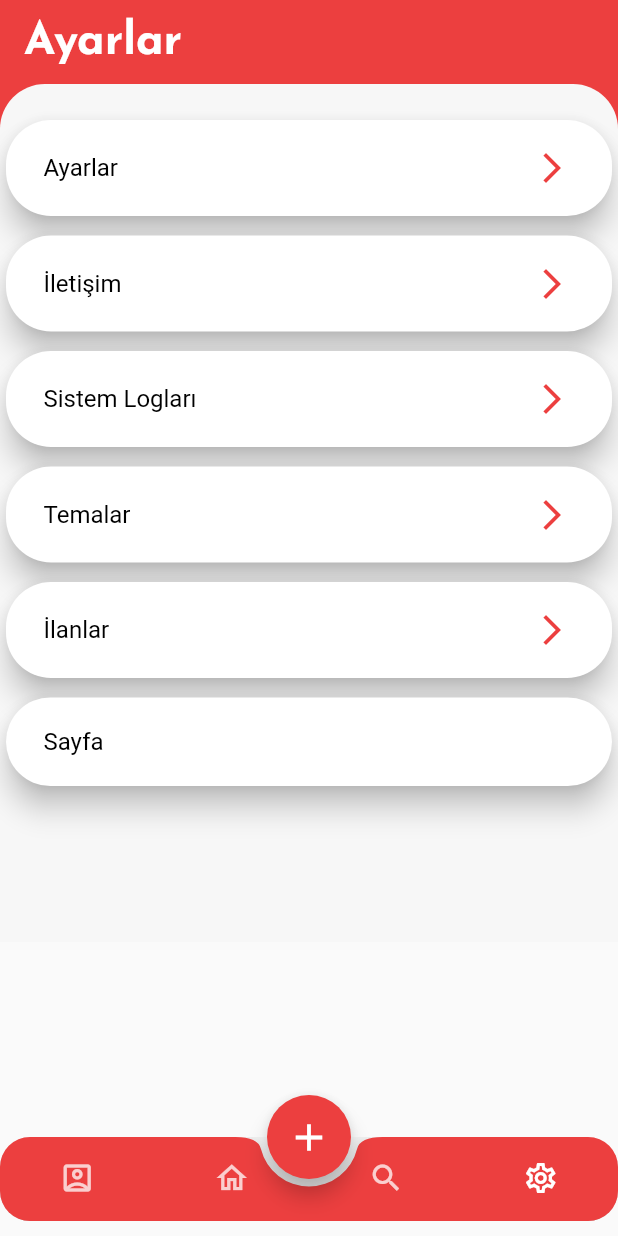
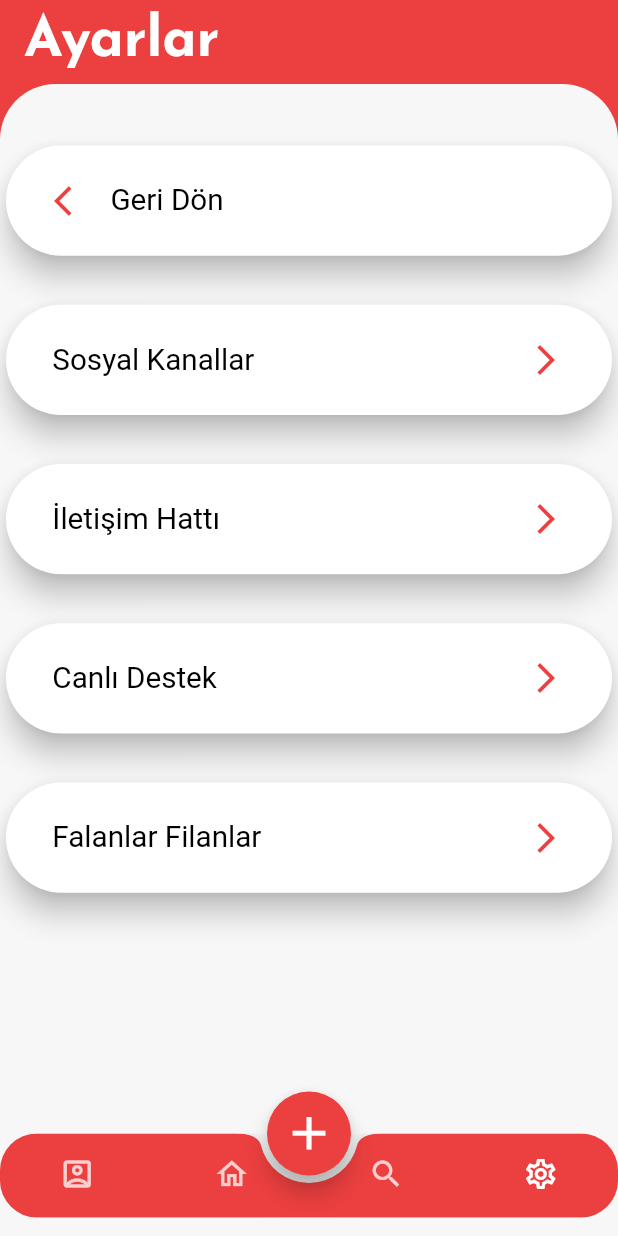
Before and after one commit to ketvolkan/Flutter-Stajerimi-Bul-App, a Flutter app: the screen it shows after launch, item 4 of the bottom bar chosen, after a tap on "İletişim", on a phone screen of 412 x 824 dp. Run offline on Flutter 3.47's test engine with Material 2 defaults, Android fonts, the phone set to English and light mode, and no system bars; our stand-ins replace get, google_fonts; network calls fail.

Commit message:
Ayarlar penceresinde butonlar dinamik yapıldı

```diff
--- a/lib/app/modules/app/views/home_management/home_management_view.dart
+++ b/lib/app/modules/app/views/home_management/home_management_view.dart
@@ -32,11 +32,9 @@ class HomeManagementView extends GetView<HomeManagementController> {
         unSelectedItemColor: Get.theme.appBarTheme.titleTextStyle!.color!.withOpacity(0.75),
       );
   CustomAppBar get _buildAppBar => CustomAppBar(
-        title: Text(
+        title: const Text(
           AppConstants.homeAppBar,
-          style: AppTextStyle.appBarTextStyle,
         ),
-        centerTitle: true,
         showLeadingBackIcon: false,
         onLeadingPressed: () {},
         actions: const [],
--- a/lib/app/modules/app/views/profile_management/profile_management_view.dart
+++ b/lib/app/modules/app/views/profile_management/profile_management_view.dart
@@ -31,9 +31,8 @@ class ProfileManagementView extends GetView<ProfileManagementView> {
         unSelectedItemColor: Get.theme.appBarTheme.titleTextStyle!.color!.withOpacity(0.75),
       );
   CustomAppBar get _buildAppBar => CustomAppBar(
-        title: Text(
+        title: const Text(
           AppConstants.profileAppBar,
-          style: AppTextStyle.appBarTextStyle,
         ),
         showLeadingBackIcon: false,
         onLeadingPressed: () {},
--- a/lib/app/modules/app/views/search_managment/search_management_view.dart
+++ b/lib/app/modules/app/views/search_managment/search_management_view.dart
@@ -1,5 +1,7 @@
 import 'package:flutter/material.dart';
 import 'package:get/get.dart';
+import 'package:stajyerimibul/app/modules/common/widgets/buttons/custom_icon_button.dart';
+import 'package:stajyerimibul/core/variables/icons.dart';
 
 import '../../../../../core/constants/app_constants.dart';
 import '../../../../../core/utils/utils.dart';
@@ -109,13 +111,14 @@ class SearchManagementView extends GetView<SearchManagementController> {
         unSelectedItemColor: Get.theme.appBarTheme.titleTextStyle!.color!.withOpacity(0.75),
       );
   CustomAppBar get _buildAppBar => CustomAppBar(
-        title: Text(
+        title: const Text(
           AppConstants.searchAppBar,
-          style: AppTextStyle.appBarTextStyle,
         ),
-        centerTitle: true,
         showLeadingBackIcon: false,
         onLeadingPressed: () {},
-        actions: const [],
+        actions: [filterButton],
+      );
+  CustomIconButton get filterButton => const CustomIconButton(
+        icon: AppIcons.appBarFilterIcon,
       );
 }
--- /dev/null
+++ b/lib/app/modules/app/views/setting_management/menu_buttons/menu_button.dart
@@ -0,0 +1,34 @@
+import 'package:flutter/material.dart';
+import 'package:get/get.dart';
+import 'package:stajyerimibul/app/modules/app/views/setting_management/menu_buttons/menu_enum.dart';
+import 'package:stajyerimibul/app/modules/app/views/setting_management/setting_management_controller.dart';
+import 'package:stajyerimibul/app/modules/common/widgets/cards/basic_card.dart';
+
+class MenuButton extends StatelessWidget {
+  final String title;
+  final MenuEnums? menuReferance;
+  final String? pageReferance;
+  final bool onLeading;
+  final bool isBack;
+  MenuButton({
+    Key? key,
+    required this.title,
+    this.pageReferance,
+    this.onLeading = true,
+    this.menuReferance,
+    this.isBack = false,
+  }) : super(key: key);
+  SettingManagementController settingManagementController = Get.find<SettingManagementController>();
+  @override
+  Widget build(BuildContext context) {
+    return BasicCard(
+      title: title,
+      backArrow: isBack,
+      onTap: () {
+        if (pageReferance != null) Get.toNamed(pageReferance!);
+        if (menuReferance != null) settingManagementController.selectedMenuListName = menuReferance!;
+      },
+      goToCardDescription: onLeading,
+    );
+  }
+}
--- /dev/null
+++ b/lib/app/modules/app/views/setting_management/menu_buttons/menu_enum.dart
@@ -0,0 +1,58 @@
+import 'package:stajyerimibul/app/modules/app/views/setting_management/menu_buttons/menu_button.dart';
+
+enum MenuEnums {
+  Base, //? Başlangıç
+  Setting, //? Ayarlar
+  Contact, //? İletişim
+}
+
+//? Ayarlardaki Sayfalara Giden Butonlar Burdan Ayarlanır(Giticeği sayfa,açıcağı buton grubu vb)
+class MenuList {
+  static List<MenuButton> getCurrentMenuItem(MenuEnums menuEnums) {
+    List<MenuButton> currentMenuItems = [];
+    switch (menuEnums) {
+      //? Ayarlar ilk açıldığında çıkan Menu grubu
+      case MenuEnums.Base:
+        currentMenuItems = <MenuButton>[
+          MenuButton(
+            title: "İletişim",
+            menuReferance: MenuEnums.Contact,
+          ),
+          MenuButton(
+            title: "Ayarlar",
+            menuReferance: MenuEnums.Setting,
+          ),
+        ];
+        break;
+      case MenuEnums.Setting:
+        currentMenuItems = <MenuButton>[
+          MenuButton(
+            title: "Geri Dön",
+            onLeading: false,
+            menuReferance: MenuEnums.Base,
+            isBack: true,
+          ),
+          MenuButton(title: "Tema Ayarları"),
+          MenuButton(title: "Uygulama Ayarları"),
+          MenuButton(title: "Profil Ayarları"),
+        ];
+        break;
+      case MenuEnums.Contact:
+        currentMenuItems = <MenuButton>[
+          MenuButton(
+            title: "Geri Dön",
+            onLeading: false,
+            menuReferance: MenuEnums.Base,
+            isBack: true,
+          ),
+          MenuButton(title: "Sosyal Kanallar"),
+          MenuButton(title: "İletişim Hattı"),
+          MenuButton(title: "Canlı Destek"),
+          MenuButton(title: "Falanlar Filanlar"),
+        ];
+        break;
+      default:
+    }
+    return currentMenuItems;
+  }
+}
--- a/lib/app/modules/app/views/setting_management/setting_management_controller.dart
+++ b/lib/app/modules/app/views/setting_management/setting_management_controller.dart
@@ -1,3 +1,30 @@
 import 'package:get/get.dart';
 
-class SettingManagementController extends GetxController {}
+import 'menu_buttons/menu_button.dart';
+import 'menu_buttons/menu_enum.dart';
+
+class SettingManagementController extends GetxController {
+  final Rx<MenuEnums> _selectedMenuListName = MenuEnums.Base.obs;
+  MenuEnums get selectedMenuListName => _selectedMenuListName.value;
+  set selectedMenuListName(MenuEnums val) => _selectedMenuListName.value = val;
+
+  final RxList<MenuButton> _selectedMenuItems = RxList<MenuButton>([]);
+  List<MenuButton> get selectedMenuItems => _selectedMenuItems;
+  set selectedMenuItems(List<MenuButton> val) => _selectedMenuItems.value = val;
+
+  @override
+  void onInit() {
+    ever(_selectedMenuListName, (MenuEnums value) {
+      selectedMenuItems = MenuList.getCurrentMenuItem(selectedMenuListName);
+      _selectedMenuItems.refresh();
+    });
+
+    super.onInit();
+  }
+
+  @override
+  void onReady() {
+    super.onReady();
+    selectedMenuItems = MenuList.getCurrentMenuItem(selectedMenuListName);
+  }
+}
--- a/lib/app/modules/app/views/setting_management/setting_management_view.dart
+++ b/lib/app/modules/app/views/setting_management/setting_management_view.dart
@@ -6,7 +6,6 @@ import '../../../../../core/utils/utils.dart';
 import '../../../common/widgets/appBar/custom_app_bar.dart';
 import '../../../common/widgets/body/custom_body.dart';
 import '../../../common/widgets/bottomNavigationBar/custom_botton_navigation_bar.dart';
-import '../../../common/widgets/cards/basic_card.dart';
 import '../../../common/widgets/fabButton/CustomFloatingActionButton.dart';
 import '../../../common/widgets/scaffold/custom_scaffold.dart';
 import 'setting_management_controller.dart';
@@ -19,60 +18,15 @@ class SettingManagementView extends GetView<SettingManagementController> {
     return CustomScaffold(
       appBar: _buildAppBar,
       body: CustomBody(
-        child: SingleChildScrollView(
-          child: Column(
-            children: [
-              SizedBox(
-                height: Utils.highPadding,
-              ),
-              BasicCard(
-                title: "Ayarlar",
-                goToCardDescription: true,
-                onTap: () {},
-              ),
-              SizedBox(
-                height: Utils.lowPadding,
-              ),
-              BasicCard(
-                title: "İletişim",
-                goToCardDescription: true,
-                onTap: () {},
-              ),
-              SizedBox(
-                height: Utils.lowPadding,
-              ),
-              BasicCard(
-                title: "Sistem Logları",
-                goToCardDescription: true,
-                onTap: () {},
-              ),
-              SizedBox(
-                height: Utils.lowPadding,
-              ),
-              BasicCard(
-                title: "Temalar",
-                goToCardDescription: true,
-                onTap: () {},
-              ),
-              SizedBox(
-                height: Utils.lowPadding,
-              ),
-              BasicCard(
-                title: "İlanlar",
-                goToCardDescription: true,
-                onTap: () {},
-              ),
-              SizedBox(
-                height: Utils.lowPadding,
-              ),
-              BasicCard(
-                title: "Sayfa",
-                onTap: () {},
-              ),
-              SizedBox(
-                height: Utils.veryVeryHighPadding,
-              ),
-            ],
+        child: Obx(
+          () => ListView.separated(
+            itemBuilder: (context, index) {
+              return index == 0 ? SizedBox(height: Utils.normalPadding) : controller.selectedMenuItems[index - 1];
+            },
+            separatorBuilder: (context, index) {
+              return SizedBox(height: Utils.highPadding);
+            },
+            itemCount: controller.selectedMenuItems.length + 1,
           ),
         ),
       ),
@@ -88,9 +42,8 @@ class SettingManagementView extends GetView<SettingManagementController> {
         unSelectedItemColor: Get.theme.appBarTheme.titleTextStyle!.color!.withOpacity(0.75),
       );
   CustomAppBar get _buildAppBar => CustomAppBar(
-        title: Text(
+        title: const Text(
           AppConstants.settingAppBar,
-          style: AppTextStyle.appBarTextStyle,
         ),
         showLeadingBackIcon: false,
         onLeadingPressed: () {},
--- a/lib/app/modules/common/widgets/bottomNavigationBar/custom_botton_navigation_bar.dart
+++ b/lib/app/modules/common/widgets/bottomNavigationBar/custom_botton_navigation_bar.dart
@@ -6,9 +6,14 @@ import '../../../../../core/utils/utils.dart';
 import '../../../../../core/variables/icons.dart';
 
 class CustomNavigationBar extends StatelessWidget implements PreferredSizeWidget {
-  const CustomNavigationBar(
-      {Key? key, required this.currentIndex, this.backgroundColor, this.selectedItemColor, this.unSelectedItemColor, this.onTap})
-      : super(key: key);
+  const CustomNavigationBar({
+    Key? key,
+    required this.currentIndex,
+    this.backgroundColor,
+    this.selectedItemColor,
+    this.unSelectedItemColor,
+    this.onTap,
+  }) : super(key: key);
   final int currentIndex;
   final Function(int)? onTap;
 
--- a/lib/app/modules/common/widgets/cards/basic_card.dart
+++ b/lib/app/modules/common/widgets/cards/basic_card.dart
@@ -2,6 +2,7 @@ import 'package:flutter/material.dart';
 import 'package:get/get.dart';
 
 import '../../../../../core/utils/utils.dart';
+import '../../../../../core/variables/style.dart';
 
 class BasicCard extends StatelessWidget {
   final String title;
@@ -10,7 +11,7 @@ class BasicCard extends StatelessWidget {
   final DateTime? createdAt;
   final bool goToCardDescription;
   final Widget? profileImage;
-
+  final bool backArrow;
   final Function()? onTap;
 
   const BasicCard({
@@ -22,6 +23,7 @@ class BasicCard extends StatelessWidget {
     this.onTap,
     this.goToCardDescription = false,
     this.profileImage,
+    this.backArrow = false,
   }) : super(key: key);
 
   @override
@@ -40,6 +42,9 @@ class BasicCard extends StatelessWidget {
               child: Row(
                 mainAxisAlignment: MainAxisAlignment.spaceBetween,
                 children: [
+                  backArrow
+                      ? Expanded(flex: 1, child: Icon(Icons.arrow_back_ios, color: Get.theme.primaryColor))
+                      : const SizedBox(),
                   profileImage != null ? Expanded(flex: 1, child: profileImage!) : const SizedBox(),
                   SizedBox(width: Utils.lowPadding),
                   Expanded(
--- a/lib/app/modules/common/widgets/fabButton/CustomFloatingActionButton.dart
+++ b/lib/app/modules/common/widgets/fabButton/CustomFloatingActionButton.dart
@@ -1,7 +1,8 @@
 import 'package:flutter/material.dart';
 import 'package:get/get.dart';
-import 'package:stajyerimibul/core/utils/utils.dart';
-import 'package:stajyerimibul/core/variables/icons.dart';
+
+import '../../../../../core/utils/utils.dart';
+import '../../../../../core/variables/icons.dart';
 
 class CustomFloatingActionButton extends StatelessWidget {
   final Function()? onPressed;
--- a/lib/app/theme/app_theme.dart
+++ b/lib/app/theme/app_theme.dart
@@ -1,19 +1,17 @@
 import 'package:flutter/material.dart';
 import 'package:flutter/services.dart';
-import 'package:stajyerimibul/core/variables/color.dart';
+import 'package:stajyerimibul/core/variables/style.dart';
+
+import '../../core/variables/color.dart';
 
 final ThemeData lightTheme = ThemeData.light().copyWith(
-    iconTheme: const IconThemeData().copyWith(
-      color: AppColor.iconColor,
-    ),
+    iconTheme: const IconThemeData().copyWith(color: AppColor.iconColor),
     primaryColorDark: AppColor.cardColor,
     floatingActionButtonTheme: const FloatingActionButtonThemeData().copyWith(backgroundColor: AppColor.fabButtonColor),
-    appBarTheme: const AppBarTheme(
+    appBarTheme: AppBarTheme(
       systemOverlayStyle: SystemUiOverlayStyle.light,
       centerTitle: true,
-      titleTextStyle: TextStyle(
-        color: AppColor.bottomNavBarItemColor,
-      ),
+      titleTextStyle: AppTextStyle.appBarTextStyle.copyWith(color: AppColor.bottomNavBarItemColor),
       backgroundColor: Colors.transparent,
       elevation: 0,
     ),
@@ -22,19 +20,15 @@ final ThemeData lightTheme = ThemeData.light().copyWith(
 
 //TODO Dark Tema Tasarlanıcak
 final ThemeData darkTheme = ThemeData.dark().copyWith(
-    iconTheme: const IconThemeData().copyWith(
-      color: AppColor.iconColorDark,
-    ),
+    iconTheme: const IconThemeData().copyWith(color: AppColor.iconColorDark),
     primaryColorDark: AppColor.cardColorDark,
     floatingActionButtonTheme: const FloatingActionButtonThemeData().copyWith(
       backgroundColor: AppColor.fabButtonColorDark,
     ),
-    appBarTheme: const AppBarTheme(
+    appBarTheme: AppBarTheme(
       systemOverlayStyle: SystemUiOverlayStyle.light,
       centerTitle: true,
-      titleTextStyle: TextStyle(
-        color: AppColor.bottomNavBarItemColor,
-      ),
+      titleTextStyle: AppTextStyle.appBarTextStyle.copyWith(color: AppColor.bottomNavBarItemColor),
       backgroundColor: Colors.transparent,
       elevation: 0,
     ),
--- a/lib/core/constants/app_constants.dart
+++ b/lib/core/constants/app_constants.dart
@@ -1,20 +1,14 @@
 class AppConstants {
-  static const String appTitle = "Stajerimi Bul";
+  //? Conf
+  static const String appTitle = "Stajyerimi Bul";
 
+  //? AppBar
   static const String profileAppBar = "Profil";
   static const String searchAppBar = "İlan Ara";
-  static const String homeAppBar = "Stajerimi Bul";
+  static const String homeAppBar = "Stajyerimi Bul";
   static const String settingAppBar = "Ayarlar";
 
-  static const String textButtonText = "Kaydet";
-  static const String elevetadButtonText = "Data";
-  static const String outlinedButtonText = "Outline";
-  static const String inkwellButtonText = "InkWell";
-
-  static const String welcomeText = "Welcome Learn";
-
-  static const String siteTitle = "Stajyerimi Bul";
-
+  //? BottomNavBar Label
   static const String bottomNavigationBarHome = "Home";
   static const String bottomNavigationBarAccount = "Account";
   static const String bottomNavigationBarSetting = "Setting";
--- a/lib/core/utils/utils.dart
+++ b/lib/core/utils/utils.dart
@@ -1,64 +1,40 @@
 import 'package:flutter/widgets.dart';
 import 'package:get/get.dart';
-import 'package:google_fonts/google_fonts.dart';
 
 class Utils {
   //? İcon Size
-  static double iconSmall = 20;
-  static double iconNormal = 30;
-  static double iconHigh = 40;
+  static double iconSmall = Get.height * 0.03;
+  static double iconNormal = Get.height * 0.045;
+  static double iconHigh = Get.height * 0.06;
 
-  //?Padding
-  static double veryLowPadding = 2;
-  static double lowPadding = 5;
-  static double normalPadding = 10;
-  static double highPadding = 20;
-  static double veryHighPadding = 60;
-  static double veryVeryHighPadding = 100;
+  //? Padding
+  static double veryLowPadding = Get.height * 0.003;
+  static double lowPadding = Get.height * 0.0075;
+  static double normalPadding = Get.height * 0.015;
+  static double highPadding = Get.height * 0.03;
+  static double veryHighPadding = Get.height * 0.09;
+  static double veryVeryHighPadding = Get.height * 0.15;
 
   //? Text Size
-  static double textSizeLow = 10;
-  static double textSizeTitle = 16;
-  static double textSizeNormal = 20;
-  static double textSizeHigh = 24;
-  static double textSizeVeryHigh = 30;
+  static double textSizeLow = Get.height * 0.015;
+  static double textSizeTitle = Get.height * 0.024;
+  static double textSizeNormal = Get.height * 0.03;
+  static double textSizeHigh = Get.height * 0.036;
+  static double textSizeVeryHigh = Get.height * 0.045;
 
-  //?BorderRadius
-  static double lowBorderRadius = 5;
-  static double normalBorderRadius = 10;
-  static double highBorderRadius = 20;
-  static double veryHighBorderRadius = 30;
+  //? BorderRadius
+  static double lowBorderRadius = Get.height * 0.005;
+  static double normalBorderRadius = Get.height * 0.015;
+  static double highBorderRadius = Get.height * 0.03;
+  static double veryHighBorderRadius = Get.height * 0.045;
 
-  //?FontWeight
+  //? FontWeight
   static FontWeight lowFontWeight = FontWeight.w300;
   static FontWeight normalFontWeight = FontWeight.normal;
   static FontWeight boldFontWeight = FontWeight.bold;
 
-  //?Durations
+  //? Durations
   static const lowDuration = 200;
   static const normalDuration = 400;
   static const highDuration = 600;
 }
-
-class AppTextStyle {
-  //? APP BAR STYLE
-  static TextStyle appBarTextStyle = GoogleFonts.getFont('Josefin Sans').copyWith(
-    fontSize: Utils.textSizeVeryHigh,
-    fontWeight: Utils.boldFontWeight,
-  );
-  //? BASİC CARD STYLE
-  static TextStyle basicCardTitleTextStyle = TextStyle(
-    color: Get.theme.primaryColorDark,
-    fontSize: Utils.textSizeTitle,
-  );
-  static TextStyle basicCardSubTitleTextStyle = TextStyle(
-    color: Get.theme.primaryColorDark.withOpacity(0.50),
-  );
-  static TextStyle basicCardDescriptionTextStyle = TextStyle(
-    color: Get.theme.appBarTheme.titleTextStyle!.color,
-  );
-  static TextStyle basicCardTimeTextStyle = TextStyle(
-    color: Get.theme.appBarTheme.titleTextStyle!.color,
-    fontWeight: Utils.boldFontWeight,
-  );
-}
--- a/lib/core/variables/color.dart
+++ b/lib/core/variables/color.dart
@@ -1,7 +1,7 @@
 import 'package:flutter/material.dart';
 
 class AppColor {
-  //? LİGHT
+  //? Light
   static const Color primaryColor = Color.fromARGB(255, 236, 63, 63);
   static const Color fabButtonColor = primaryColor;
   static const Color backgroundColor = Color.fromARGB(255, 247, 247, 247);
@@ -9,7 +9,7 @@ class AppColor {
   static const Color cardColor = Color.fromARGB(255, 0, 0, 0);
   static const Color iconColor = Color.fromARGB(255, 255, 255, 255);
 
-  //? DARK
+  //? Dark
   static const Color primaryColorDark = Color.fromARGB(255, 58, 13, 13);
   static const Color fabButtonColorDark = primaryColorDark;
   static const Color backgroundColorDark = Color.fromARGB(255, 94, 56, 56);
--- a/lib/core/variables/icons.dart
+++ b/lib/core/variables/icons.dart
@@ -1,16 +1,18 @@
 import 'package:flutter/material.dart';
 
 class AppIcons {
+  //? AppBar
   static const IconData appBarLeadingIcon = Icons.arrow_back_ios;
-  static const IconData appBarFilterIcon = Icons.filter_alt;
+  static const IconData appBarFilterIcon = Icons.filter_alt_outlined;
   static const IconData appBarSearchIcon = Icons.search;
   static const IconData appBarHamburgerMenuIcon = Icons.menu;
 
+  //? BottomNavBar
   static const IconData bottomNavigationBarHome = Icons.home_outlined;
   static const IconData bottomNavigationBarAccount = Icons.account_box_outlined;
   static const IconData bottomNavigationBarSetting = Icons.settings_outlined;
   static const IconData bottomNavigationBarSearch = Icons.search_outlined;
 
-  static const IconData floatingActionButtonRemoveIcon = Icons.remove;
+  //? Fab Button
   static const IconData floatingActionButtonAddIcon = Icons.add;
 }
--- /dev/null
+++ b/lib/core/variables/style.dart
@@ -0,0 +1,28 @@
+import 'package:flutter/material.dart';
+import 'package:get/get.dart';
+import 'package:google_fonts/google_fonts.dart';
+
+import '../utils/utils.dart';
+
+class AppTextStyle {
+  //? AppBar Style
+  static TextStyle appBarTextStyle = GoogleFonts.getFont('Josefin Sans').copyWith(
+    fontSize: Utils.textSizeVeryHigh,
+    fontWeight: Utils.boldFontWeight,
+  );
+  //? Basic Card Style
+  static TextStyle basicCardTitleTextStyle = TextStyle(
+    color: Get.theme.primaryColorDark,
+    fontSize: Utils.textSizeTitle,
+  );
+  static TextStyle basicCardSubTitleTextStyle = TextStyle(
+    color: Get.theme.primaryColorDark.withOpacity(0.50),
+  );
+  static TextStyle basicCardDescriptionTextStyle = TextStyle(
+    color: Get.theme.appBarTheme.titleTextStyle!.color,
+  );
+  static TextStyle basicCardTimeTextStyle = TextStyle(
+    color: Get.theme.appBarTheme.titleTextStyle!.color,
+    fontWeight: Utils.boldFontWeight,
+  );
+}
```
